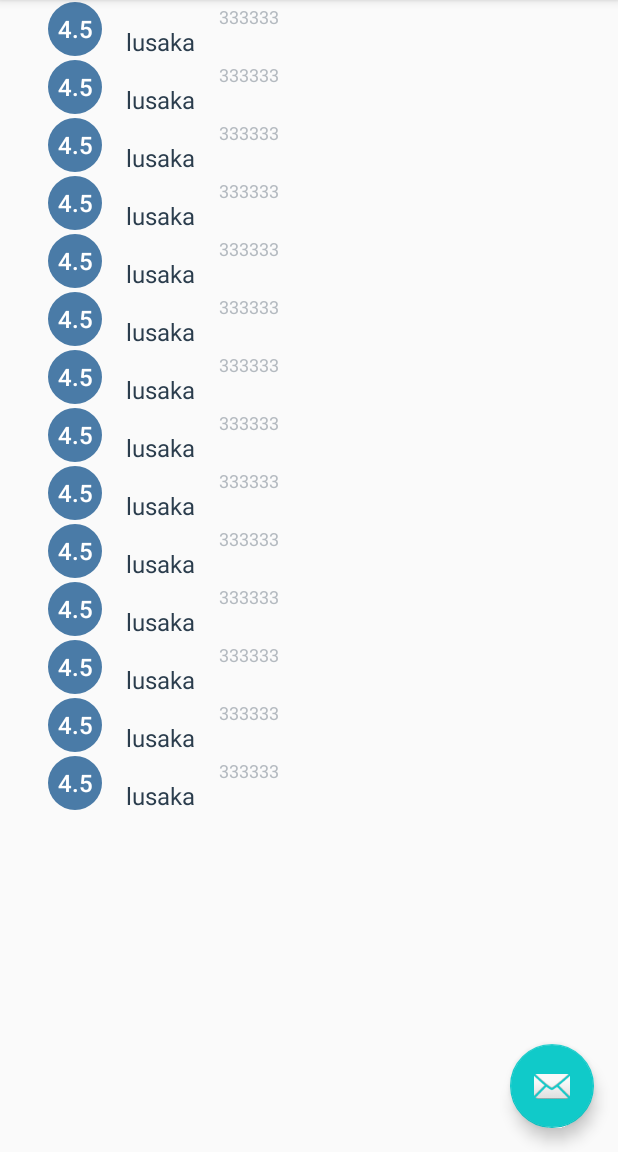
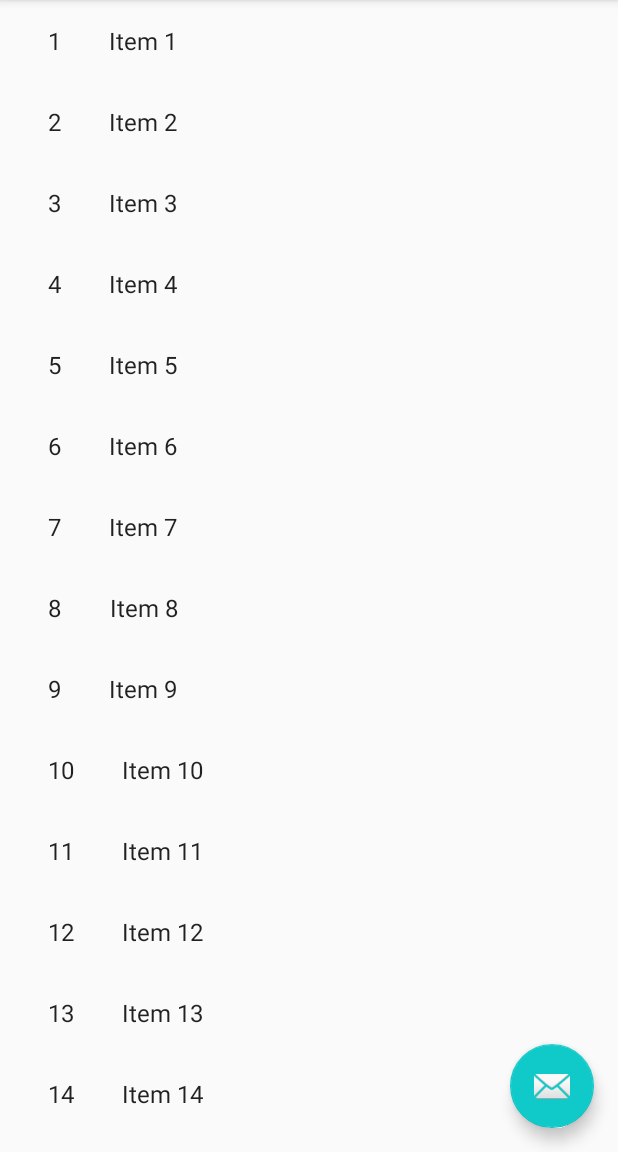
Before and after one commit to mibihi/Earthquake, an Android app: the screen it shows after launch (EartthquakeListActivity), on a phone screen of 412 x 824 dp, the part 84-1236 px from its top. Run offline under Robolectric (Android 15) with nearby library versions, the phone set to English and light mode, and no system bars.

Commit message:
initial project

```diff
--- a/AndroidStudioProjects/Earthquake/app/src/main/java/com/example/android/earthquake/EartthquakeDetailFragment.java
+++ b/AndroidStudioProjects/Earthquake/app/src/main/java/com/example/android/earthquake/EartthquakeDetailFragment.java
@@ -7,9 +7,7 @@ import android.support.v4.app.Fragment;
 import android.view.LayoutInflater;
 import android.view.View;
 import android.view.ViewGroup;
-import android.webkit.WebView;
 import android.widget.TextView;
-
 import com.example.android.earthquake.dummy.DummyContent;
 
 /**
@@ -50,21 +48,20 @@ public class EartthquakeDetailFragment extends Fragment {
             Activity activity = this.getActivity();
             CollapsingToolbarLayout appBarLayout = (CollapsingToolbarLayout) activity.findViewById(R.id.toolbar_layout);
             if (appBarLayout != null) {
-                appBarLayout.setTitle("EarthQuakeReport");
+                appBarLayout.setTitle(mItem.content);
             }
         }
     }
 
     @Override
     public View onCreateView(LayoutInflater inflater, ViewGroup container,
-                             Bundle savedInstanceState) {
+            Bundle savedInstanceState) {
         View rootView = inflater.inflate(R.layout.eartthquake_detail, container, false);
 
         // Show the dummy content as text in a TextView.
-      //  if (mItem != null) {
-           // ((TextView) rootView.findViewById(R.id.eartthquake_detail)).setText(mItem.details);
-            ((WebView) rootView.findViewById(R.id.eartthquake_detail)).loadUrl("http://www.nytimes.com");
-      //  }
+        if (mItem != null) {
+            ((TextView) rootView.findViewById(R.id.eartthquake_detail)).setText(mItem.details);
+        }
 
         return rootView;
     }
--- a/AndroidStudioProjects/Earthquake/app/src/main/java/com/example/android/earthquake/EartthquakeListActivity.java
+++ b/AndroidStudioProjects/Earthquake/app/src/main/java/com/example/android/earthquake/EartthquakeListActivity.java
@@ -88,19 +88,16 @@ public class EartthquakeListActivity extends AppCompatActivity {
 
         @Override
         public void onBindViewHolder(final ViewHolder holder, int position) {
-            final DummyContent.DummyItem dummyItem = mValues.get(position);
-
-            holder.mMagnitude.setText(dummyItem.getmMagnitude()+"");
-            holder.mLocation.setText(dummyItem.getmLocation());
-            holder.mTimeinMilliseconds.setText(dummyItem.getmTimeinMilliseconds()+"");
-
+            holder.mItem = mValues.get(position);
+            holder.mIdView.setText(mValues.get(position).id);
+            holder.mContentView.setText(mValues.get(position).content);
 
             holder.mView.setOnClickListener(new View.OnClickListener() {
                 @Override
                 public void onClick(View v) {
                     if (mTwoPane) {
                         Bundle arguments = new Bundle();
-                        arguments.putString(EartthquakeDetailFragment.ARG_ITEM_ID, dummyItem.getId());
+                        arguments.putString(EartthquakeDetailFragment.ARG_ITEM_ID, holder.mItem.id);
                         EartthquakeDetailFragment fragment = new EartthquakeDetailFragment();
                         fragment.setArguments(arguments);
                         getSupportFragmentManager().beginTransaction()
@@ -109,7 +106,7 @@ public class EartthquakeListActivity extends AppCompatActivity {
                     } else {
                         Context context = v.getContext();
                         Intent intent = new Intent(context, EartthquakeDetailActivity.class);
-                        intent.putExtra(EartthquakeDetailFragment.ARG_ITEM_ID, dummyItem.getId());
+                        intent.putExtra(EartthquakeDetailFragment.ARG_ITEM_ID, holder.mItem.id);
 
                         context.startActivity(intent);
                     }
@@ -124,29 +121,20 @@ public class EartthquakeListActivity extends AppCompatActivity {
 
         public class ViewHolder extends RecyclerView.ViewHolder {
             public final View mView;
-            public final TextView mMagnitude;
-            public final TextView mLocation;
-            public final TextView mLocationoffset;
-            public final TextView mTimeinMilliseconds;
-            public final TextView mDate;
-
-
+            public final TextView mIdView;
+            public final TextView mContentView;
             public DummyContent.DummyItem mItem;
 
             public ViewHolder(View view) {
                 super(view);
-               mView = view;
-                mMagnitude = (TextView) view.findViewById(R.id.magnitude);
-                mLocation = (TextView) view.findViewById(R.id.primary_location);
-                mLocationoffset =(TextView) view.findViewById(R.id.location_offset) ;
-                mTimeinMilliseconds = (TextView) view.findViewById(R.id.date);
-                mDate = (TextView) view.findViewById(R.id.date);
-
+                mView = view;
+                mIdView = (TextView) view.findViewById(R.id.id);
+                mContentView = (TextView) view.findViewById(R.id.content);
             }
 
             @Override
             public String toString() {
-                return super.toString() + " '" + mItem.toString()+ "'";
+                return super.toString() + " '" + mContentView.getText() + "'";
             }
         }
     }
--- a/AndroidStudioProjects/Earthquake/app/src/main/java/com/example/android/earthquake/dummy/DummyContent.java
+++ b/AndroidStudioProjects/Earthquake/app/src/main/java/com/example/android/earthquake/dummy/DummyContent.java
@@ -23,63 +23,50 @@ public class DummyContent {
      */
     public static final Map<String, DummyItem> ITEM_MAP = new HashMap<String, DummyItem>();
 
+    private static final int COUNT = 25;
+
     static {
-       // add three sample items
-        for (int i=1;i <15;i++) {
-            ITEMS.add(new DummyItem(i+"",4.5, "lusaka", 333333, "http://www.google.com"));
+        // Add some sample items.
+        for (int i = 1; i <= COUNT; i++) {
+            addItem(createDummyItem(i));
         }
-
     }
 
+    private static void addItem(DummyItem item) {
+        ITEMS.add(item);
+        ITEM_MAP.put(item.id, item);
+    }
 
+    private static DummyItem createDummyItem(int position) {
+        return new DummyItem(String.valueOf(position), "Item " + position, makeDetails(position));
+    }
 
-
+    private static String makeDetails(int position) {
+        StringBuilder builder = new StringBuilder();
+        builder.append("Details about Item: ").append(position);
+        for (int i = 0; i < position; i++) {
+            builder.append("\nMore details information here.");
+        }
+        return builder.toString();
+    }
 
     /**
      * A dummy item representing a piece of content.
      */
     public static class DummyItem {
-        public String getId() {
-            return mId;
-        }
+        public final String id;
+        public final String content;
+        public final String details;
 
-        public String mId;
-        public double mMagnitude;
-        public String mLocation;
-        public long mTimeinMilliseconds;
-        public String mUrl;
-
-        public double getmMagnitude() {
-            return mMagnitude;
-        }
-
-        public String getmLocation() {
-            return mLocation;
-        }
-
-        public long getmTimeinMilliseconds() {
-            return mTimeinMilliseconds;
-        }
-
-        public String getmUrl() {
-            return mUrl;
-        }
-
-        public DummyItem(String id,double Magnitude, String Location, long timeinmilliseconds, String url) {
-            mMagnitude = Magnitude;
-            mLocation = Location;
-            mTimeinMilliseconds = timeinmilliseconds;
-            mUrl = url;
-            mId = id;
-
-
-
-
+        public DummyItem(String id, String content, String details) {
+            this.id = id;
+            this.content = content;
+            this.details = details;
         }
 
         @Override
         public String toString() {
-            return mLocation;
+            return content;
         }
     }
 }
--- a/AndroidStudioProjects/Earthquake/app/src/main/res/layout/eartthquake_detail.xml
+++ b/AndroidStudioProjects/Earthquake/app/src/main/res/layout/eartthquake_detail.xml
@@ -1,18 +1,9 @@
-<WebView
-    xmlns:android="http://schemas.android.com/apk/res/android"
+<TextView xmlns:android="http://schemas.android.com/apk/res/android"
     xmlns:tools="http://schemas.android.com/tools"
     android:id="@+id/eartthquake_detail"
+    style="?android:attr/textAppearanceLarge"
     android:layout_width="match_parent"
     android:layout_height="match_parent"
-    tools:context="com.example.android.earthquake.EartthquakeDetailFragment" >
-    </WebView>
-
-<!--<TextView xmlns:android="http://schemas.android.com/apk/res/android"-->
-<!--xmlns:tools="http://schemas.android.com/tools"-->
-<!--android:id="@+id/eartthquake_detail"-->
-<!--style="?android:attr/textAppearanceLarge"-->
-<!--android:layout_width="match_parent"-->
-<!--android:layout_height="match_parent"-->
-<!--android:padding="16dp"-->
-<!--android:textIsSelectable="true"-->
-<!--tools:context="com.example.android.earthquake.EartthquakeDetailFragment" />-->
+    android:padding="16dp"
+    android:textIsSelectable="true"
+    tools:context="com.example.android.earthquake.EartthquakeDetailFragment" />
--- a/AndroidStudioProjects/Earthquake/app/src/main/res/layout/eartthquake_list_content.xml
+++ b/AndroidStudioProjects/Earthquake/app/src/main/res/layout/eartthquake_list_content.xml
@@ -1,99 +1,20 @@
 <?xml version="1.0" encoding="utf-8"?>
-<!-- Copyright (C) 2016 The Android Open Source Project
-
-     Licensed under the Apache License, Version 2.0 (the "License");
-     you may not use this file except in compliance with the License.
-     You may obtain a copy of the License at
-
-          http://www.apache.org/licenses/LICENSE-2.0
-
-     Unless required by applicable law or agreed to in writing, software
-     distributed under the License is distributed on an "AS IS" BASIS,
-     WITHOUT WARRANTIES OR CONDITIONS OF ANY KIND, either express or implied.
-     See the License for the specific language governing permissions and
-     limitations under the License.
--->
-<!-- Layout for a single list item that displays an earthquake -->
 <LinearLayout xmlns:android="http://schemas.android.com/apk/res/android"
-    xmlns:tools="http://schemas.android.com/tools"
     android:layout_width="wrap_content"
     android:layout_height="wrap_content"
-    android:orientation="horizontal"
-    android:paddingEnd="16dp"
-    android:paddingLeft="16dp"
-    android:paddingRight="16dp"
-    android:paddingStart="16dp">
+    android:orientation="horizontal">
 
     <TextView
-        android:id="@+id/magnitude"
-        android:layout_width="36dp"
-        android:layout_height="36dp"
-        android:layout_gravity="center_vertical"
-        android:background="@drawable/magnitude_circle"
-        android:fontFamily="sans-serif-medium"
-        android:gravity="center"
-        android:textColor="@android:color/white"
-        android:textSize="16sp"
-        tools:text="8.9" />
-
-    <LinearLayout
-        android:layout_width="0dp"
-        android:layout_height="wrap_content"
-        android:layout_gravity="center_vertical"
-        android:layout_marginLeft="16dp"
-        android:layout_marginStart="16dp"
-        android:layout_weight="1"
-        android:orientation="vertical">
-
-        <TextView
-            android:id="@+id/location_offset"
-            android:layout_width="wrap_content"
-            android:layout_height="wrap_content"
-            android:ellipsize="end"
-            android:fontFamily="sans-serif-medium"
-            android:maxLines="1"
-            android:textAllCaps="true"
-            android:textColor="@color/textColorEarthquakeDetails"
-            android:textSize="12sp"
-            tools:text="30km S of" />
-
-        <TextView
-            android:id="@+id/primary_location"
-            android:layout_width="wrap_content"
-            android:layout_height="wrap_content"
-            android:ellipsize="end"
-            android:maxLines="2"
-            android:textColor="@color/textColorEarthquakeLocation"
-            android:textSize="16sp"
-            tools:text="Long placeholder location that should wrap to more than 2 lines of text" />
-
-    </LinearLayout>
-
-    <LinearLayout
+        android:id="@+id/id"
         android:layout_width="wrap_content"
         android:layout_height="wrap_content"
-        android:layout_gravity="center_vertical"
-        android:layout_marginLeft="16dp"
-        android:layout_marginStart="16dp"
-        android:orientation="vertical">
+        android:layout_margin="@dimen/text_margin"
+        android:textAppearance="?attr/textAppearanceListItem"/>
 
-        <TextView
-            android:id="@+id/date"
-            android:layout_width="wrap_content"
-            android:layout_height="wrap_content"
-            android:layout_gravity="end"
-            android:textColor="@color/textColorEarthquakeDetails"
-            android:textSize="12sp"
-            tools:text="Mar 6, 2010" />
-
-        <TextView
-            android:id="@+id/time"
-            android:layout_width="wrap_content"
-            android:layout_height="wrap_content"
-            android:layout_gravity="end"
-            android:textColor="@color/textColorEarthquakeDetails"
-            android:textSize="12sp"
-            tools:text="3:00 PM" />
-
-    </LinearLayout>
+    <TextView
+        android:id="@+id/content"
+        android:layout_width="wrap_content"
+        android:layout_height="wrap_content"
+        android:layout_margin="@dimen/text_margin"
+        android:textAppearance="?attr/textAppearanceListItem"/>
 </LinearLayout>
```
Also changed, not shown: 2 other files.
